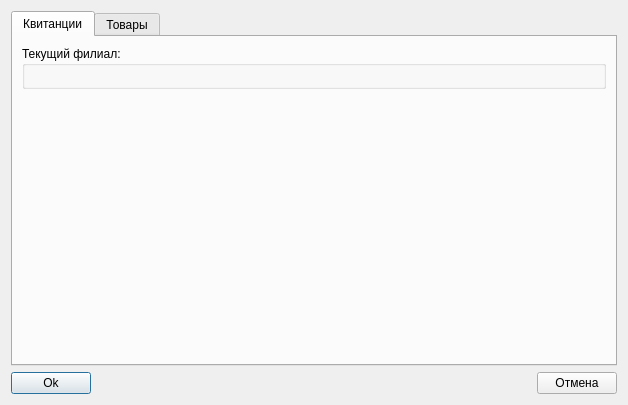
First picture: the form in reportssettings.ui, repository eboladev/XPPC, before the edit.
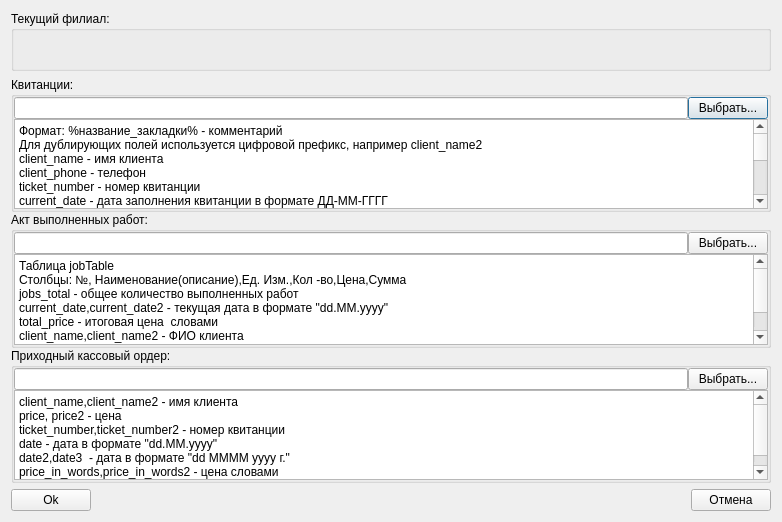
Second picture: the form after the edit. Custom widgets are drawn as their Qt base class.

Diff of the .ui file:
```diff
--- a/reportssettings.ui
+++ b/reportssettings.ui
@@ -6,8 +6,8 @@
    <rect>
     <x>0</x>
     <y>0</y>
-    <width>628</width>
-    <height>353</height>
+    <width>782</width>
+    <height>522</height>
    </rect>
   </property>
   <property name="minimumSize">
@@ -19,81 +19,255 @@
   <property name="windowTitle">
    <string>Настройки отчетов</string>
   </property>
-  <layout class="QGridLayout" name="gridLayout_3">
+  <layout class="QGridLayout" name="gridLayout_2">
    <item row="0" column="0">
-    <widget class="QTabWidget" name="tabWidgetReportTypes">
-     <property name="currentIndex">
-      <number>0</number>
+    <widget class="QGroupBox" name="groupBoxBranch">
+     <property name="minimumSize">
+      <size>
+       <width>0</width>
+       <height>60</height>
+      </size>
      </property>
-     <widget class="QWidget" name="TicketReports">
-      <attribute name="title">
-       <string>Квитанции</string>
-      </attribute>
-      <layout class="QGridLayout" name="gridLayout_4">
-       <item row="2" column="0">
-        <widget class="QWidget" name="widgetJobListRep" native="true">
-         <property name="minimumSize">
-          <size>
-           <width>586</width>
-           <height>82</height>
-          </size>
-         </property>
-        </widget>
-       </item>
-       <item row="3" column="0">
-        <widget class="QWidget" name="widgetCashReceiptRep" native="true">
-         <property name="minimumSize">
-          <size>
-           <width>586</width>
-           <height>83</height>
-          </size>
-         </property>
-        </widget>
-       </item>
-       <item row="1" column="0">
-        <widget class="QWidget" name="widgetTicketRep" native="true">
-         <property name="minimumSize">
-          <size>
-           <width>586</width>
-           <height>83</height>
-          </size>
-         </property>
-        </widget>
-       </item>
-       <item row="0" column="0">
-        <widget class="QGroupBox" name="groupBoxBranch">
-         <property name="title">
-          <string>Текущий филиал:</string>
-         </property>
-         <layout class="QGridLayout" name="gridLayout_5">
-          <item row="0" column="0">
-           <widget class="BranchSelectionWidget" name="branchSelectionWidget" native="true">
-            <property name="enabled">
-             <bool>false</bool>
-            </property>
-           </widget>
-          </item>
-         </layout>
-        </widget>
-       </item>
-      </layout>
-     </widget>
-     <widget class="QWidget" name="ProductsReports">
-      <attribute name="title">
-       <string>Товары</string>
-      </attribute>
-      <layout class="QGridLayout" name="gridLayout_2">
-       <item row="0" column="0">
-        <widget class="QWidget" name="widgetPriceTagRep" native="true"/>
-       </item>
-       <item row="1" column="0">
-        <widget class="QWidget" name="widgetCashCheckRep" native="true"/>
-       </item>
-      </layout>
-     </widget>
+     <property name="maximumSize">
+      <size>
+       <width>16777215</width>
+       <height>60</height>
+      </size>
+     </property>
+     <property name="title">
+      <string>Текущий филиал:</string>
+     </property>
+     <layout class="QGridLayout" name="gridLayout_5">
+      <property name="leftMargin">
+       <number>0</number>
+      </property>
+      <property name="topMargin">
+       <number>0</number>
+      </property>
+      <property name="rightMargin">
+       <number>0</number>
+      </property>
+      <property name="bottomMargin">
+       <number>0</number>
+      </property>
+      <property name="spacing">
+       <number>0</number>
+      </property>
+      <item row="0" column="0">
+       <widget class="BranchSelectionWidget" name="branchSelectionWidget" native="true">
+        <property name="enabled">
+         <bool>false</bool>
+        </property>
+        <property name="minimumSize">
+         <size>
+          <width>0</width>
+          <height>45</height>
+         </size>
+        </property>
+        <property name="maximumSize">
+         <size>
+          <width>16777215</width>
+          <height>45</height>
+         </size>
+        </property>
+       </widget>
+      </item>
+     </layout>
     </widget>
    </item>
    <item row="1" column="0">
+    <layout class="QVBoxLayout" name="verticalLayout">
+     <property name="spacing">
+      <number>0</number>
+     </property>
+     <item>
+      <widget class="QGroupBox" name="groupBoxTicketRep">
+       <property name="title">
+        <string>Квитанции:</string>
+       </property>
+       <property name="flat">
+        <bool>true</bool>
+       </property>
+       <layout class="QVBoxLayout" name="verticalLayout_2">
+        <property name="spacing">
+         <number>0</number>
+        </property>
+        <property name="leftMargin">
+         <number>0</number>
+        </property>
+        <property name="topMargin">
+         <number>0</number>
+        </property>
+        <property name="rightMargin">
+         <number>0</number>
+        </property>
+        <property name="bottomMargin">
+         <number>0</number>
+        </property>
+        <item>
+         <layout class="QHBoxLayout" name="horizontalLayout">
+          <property name="spacing">
+           <number>0</number>
+          </property>
+          <item>
+           <widget class="QLineEdit" name="lineEditReportPath_Ticket"/>
+          </item>
+          <item>
+           <widget class="QPushButton" name="ticketSelect">
+            <property name="text">
+             <string>Выбрать...</string>
+            </property>
+           </widget>
+          </item>
+         </layout>
+        </item>
+        <item>
+         <widget class="QPlainTextEdit" name="TicketRepInfo">
+          <property name="readOnly">
+           <bool>true</bool>
+          </property>
+          <property name="plainText">
+           <string>Формат: %название_закладки% - комментарий
+Для дублирующих полей используется цифровой префикс, например client_name2
+client_name - имя клиента
+client_phone - телефон
+ticket_number - номер квитанции
+current_date - дата заполнения квитанции в формате ДД-ММ-ГГГГ
+Таблица информации по устройству, название - deviceTable. 
+столбцы: №, название, серийный номер, дефекты, неисправность
+в случае если таблица отсутсвует используются следующие закладки: 
+device_condition - дефект
+device_name - название
+device_problem - неисправность
+device_serial - серийный номер</string>
+          </property>
+         </widget>
+        </item>
+       </layout>
+      </widget>
+     </item>
+     <item>
+      <widget class="QGroupBox" name="groupBoxJobListRep">
+       <property name="title">
+        <string>Акт выполненных работ:</string>
+       </property>
+       <property name="flat">
+        <bool>true</bool>
+       </property>
+       <layout class="QVBoxLayout" name="verticalLayout_3">
+        <property name="spacing">
+         <number>0</number>
+        </property>
+        <property name="leftMargin">
+         <number>0</number>
+        </property>
+        <property name="topMargin">
+         <number>0</number>
+        </property>
+        <property name="rightMargin">
+         <number>0</number>
+        </property>
+        <property name="bottomMargin">
+         <number>0</number>
+        </property>
+        <item>
+         <layout class="QHBoxLayout" name="horizontalLayout_2">
+          <property name="spacing">
+           <number>0</number>
+          </property>
+          <item>
+           <widget class="QLineEdit" name="lineEditReportPath_Job"/>
+          </item>
+          <item>
+           <widget class="QPushButton" name="jobSelect">
+            <property name="text">
+             <string>Выбрать...</string>
+            </property>
+           </widget>
+          </item>
+         </layout>
+        </item>
+        <item>
+         <widget class="QPlainTextEdit" name="JobRepInfo">
+          <property name="readOnly">
+           <bool>true</bool>
+          </property>
+          <property name="plainText">
+           <string>Таблица jobTable
+Столбцы: №, Наименование(описание),Ед. Изм.,Кол -во,Цена,Сумма
+jobs_total - общее количество выполненных работ
+current_date,current_date2 - текущая дата в формате &quot;dd.MM.yyyy&quot;
+total_price - итоговая цена  словами
+client_name,client_name2 - ФИО клиента
+ticket_id,ticket_id2 - номер квитанции</string>
+          </property>
+         </widget>
+        </item>
+       </layout>
+      </widget>
+     </item>
+     <item>
+      <widget class="QGroupBox" name="groupBoxCashReceiptRep">
+       <property name="title">
+        <string>Приходный кассовый ордер:</string>
+       </property>
+       <property name="flat">
+        <bool>true</bool>
+       </property>
+       <layout class="QVBoxLayout" name="verticalLayout_4">
+        <property name="spacing">
+         <number>0</number>
+        </property>
+        <property name="leftMargin">
+         <number>0</number>
+        </property>
+        <property name="topMargin">
+         <number>0</number>
+        </property>
+        <property name="rightMargin">
+         <number>0</number>
+        </property>
+        <property name="bottomMargin">
+         <number>0</number>
+        </property>
+        <item>
+         <layout class="QHBoxLayout" name="horizontalLayout_3">
+          <property name="spacing">
+           <number>0</number>
+          </property>
+          <item>
+           <widget class="QLineEdit" name="lineEditReportPath_Cash"/>
+          </item>
+          <item>
+           <widget class="QPushButton" name="casjSelect">
+            <property name="text">
+             <string>Выбрать...</string>
+            </property>
+           </widget>
+          </item>
+         </layout>
+        </item>
+        <item>
+         <widget class="QPlainTextEdit" name="CashRepInfo">
+          <property name="readOnly">
+           <bool>true</bool>
+          </property>
+          <property name="plainText">
+           <string>client_name,client_name2 - имя клиента
+price, price2 - цена
+ticket_number,ticket_number2 - номер квитанции
+date - дата в формате &quot;dd.MM.yyyy&quot;
+date2,date3  - дата в формате &quot;dd MMMM yyyy г.&quot;
+price_in_words,price_in_words2 - цена словами</string>
+          </property>
+         </widget>
+        </item>
+       </layout>
+      </widget>
+     </item>
+    </layout>
+   </item>
+   <item row="2" column="0">
     <layout class="QGridLayout" name="gridLayout">
      <item row="0" column="0">
       <widget class="QPushButton" name="pushButtonOk">
```
